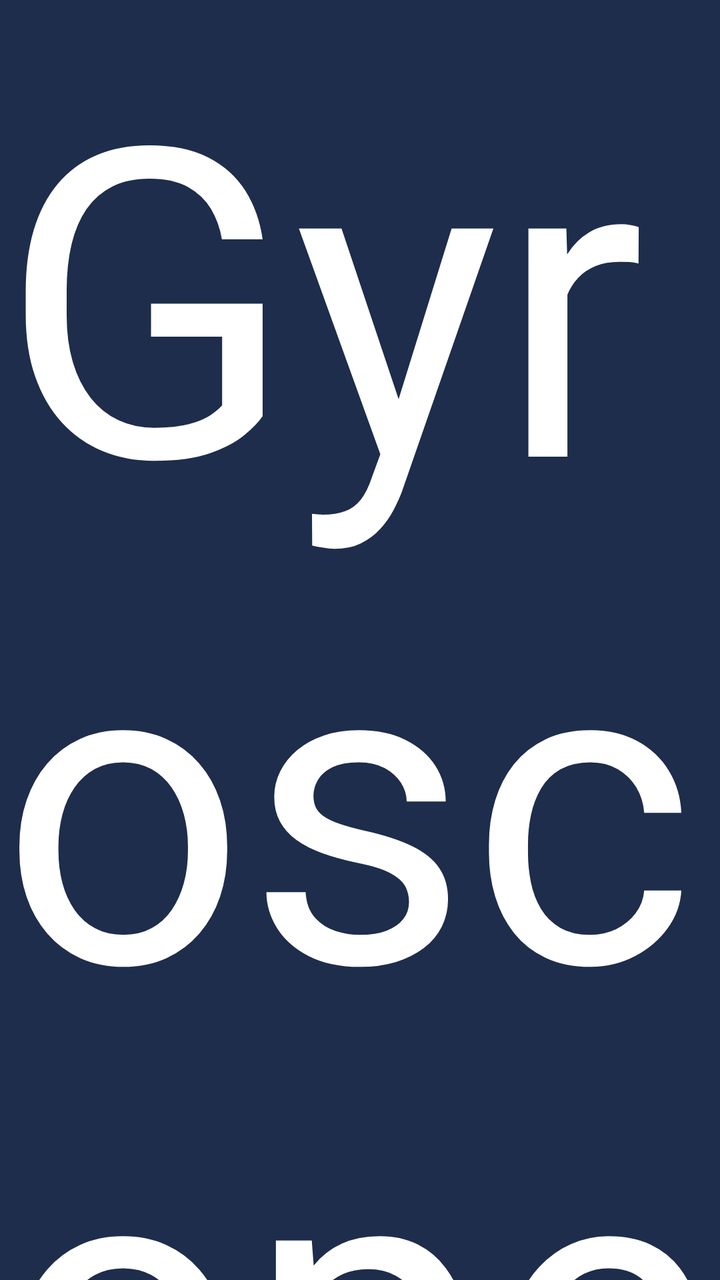
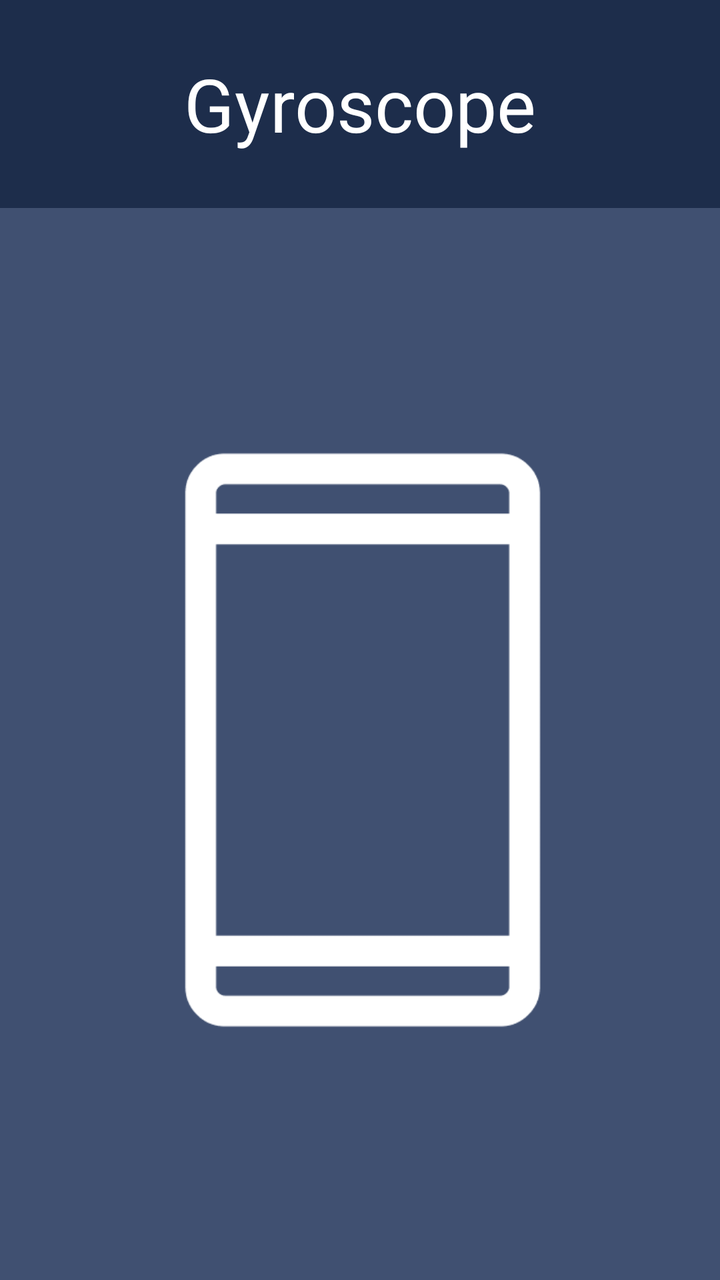

Before-and-after screenshots of an Android layout around one commit, followed by the original layout XML and the change that was made.
<!-- AndroidManifest.xml: activity theme NoTitle -->
<!-- res/layout/activity_gyroscope.xml -->
<?xml version="1.0" encoding="utf-8"?>
<androidx.constraintlayout.widget.ConstraintLayout xmlns:android="http://schemas.android.com/apk/res/android"
    xmlns:app="http://schemas.android.com/apk/res-auto"
    xmlns:tools="http://schemas.android.com/tools"
    android:layout_width="match_parent"
    android:layout_height="match_parent"
    android:background="@color/colorMain">

    <RelativeLayout
        android:id="@+id/relativeLayout2"
        android:layout_width="match_parent"
        android:layout_height="116mm"
        app:layout_constraintEnd_toEndOf="parent"
        app:layout_constraintStart_toStartOf="parent"
        app:layout_constraintTop_toTopOf="parent">

        <TextView
            android:layout_width="wrap_content"
            android:layout_height="wrap_content"
            android:layout_centerInParent="true"
            android:text="@string/gyroscope_name"
            android:textColor="@color/white"
            android:textSize="37mm" />

    </RelativeLayout>

    <LinearLayout
        android:layout_width="1080mm"
        android:layout_height="wrap_content"
        android:gravity="center"
        android:orientation="vertical"
        app:layout_constraintEnd_toEndOf="parent"
        app:layout_constraintHorizontal_bias="0.499"
        app:layout_constraintStart_toStartOf="parent"
        app:layout_constraintTop_toBottomOf="@+id/relativeLayout2"
        tools:ignore="MissingConstraints">

        <RelativeLayout
            android:layout_width="match_parent"
            android:layout_height="610mm"
            android:background="@drawable/selector_mode_bg">

            <ImageView
                android:id="@+id/image1"
                android:layout_width="300mm"
                android:layout_height="300mm"
                android:layout_centerVertical="true"
                android:src="@mipmap/arrow_left" />

            <ImageView
                android:layout_width="300mm"
                android:layout_height="300mm"
                android:layout_centerInParent="true"
                android:src="@mipmap/device" />

            <ImageView
                android:id="@+id/image2"
                android:layout_width="300mm"
                android:layout_height="300mm"
                android:layout_alignParentRight="true"
                android:layout_centerVertical="true"
                android:src="@mipmap/arrow_right" />

        </RelativeLayout>

        <TextView
            android:layout_width="wrap_content"
            android:layout_height="wrap_content"
            android:layout_marginTop="60mm"
            android:text="@string/expected_Passed"
            android:textColor="@color/white"
            android:textSize="25mm" />

        <RelativeLayout
            android:layout_width="870mm"
            android:layout_height="wrap_content"
            android:layout_marginTop="48mm"
            tools:ignore="MissingConstraints">


            <Button
                android:id="@+id/failure_bu"
                android:layout_width="121mm"
                android:layout_height="55mm"
                android:background="@drawable/r_button_bg"
                android:text="@string/Failed"
                android:textAllCaps="false"
                android:textColor="@color/white"
                android:textSize="21mm"
                tools:ignore="InOrMmUsage" />


            <Button
                android:id="@+id/through_bu"
                android:layout_width="121mm"
                android:layout_height="55mm"
                android:layout_alignParentEnd="true"
                android:background="@drawable/r_button_bg"
                android:text="@string/Passed"
                android:textAllCaps="false"
                android:textColor="@color/white"
                android:textSize="21mm"
                tools:ignore="InOrMmUsage" />


        </RelativeLayout>
    </LinearLayout>


</androidx.constraintlayout.widget.ConstraintLayout>
<!-- resources referenced by this layout -->
<resources>
  <color name="colorMain">#1D2D4B</color>
  <color name="white">#FFFFFFFF</color>
  <!-- drawable r_button_bg (drawable) -->
  <?xml version="1.0" encoding="utf-8"?>
  <shape
      xmlns:android="http://schemas.android.com/apk/res/android">
      
      <solid
          android:color="@color/colorMainButton" />
      
      <stroke
          android:width="1dp"
          android:color="@color/colorMainButton" />
      
      <size android:height="4mm"/>
      
      <corners
          android:radius="7dp"/>
  
  </shape>
  <!-- drawable selector_mode_bg (drawable) -->
  <?xml version="1.0" encoding="utf-8"?>
  <shape
      xmlns:android="http://schemas.android.com/apk/res/android">
      
      <solid
          android:color="@color/colorMainLight" />
      
      <stroke
      android:width="1dp"
      android:color="@color/colorMainLight" />
      
      <size android:height="4mm"/>
      
      <corners
          android:radius="11mm"/>
  
  </shape>
  <!-- mipmap arrow_left: png bitmap (mipmap-hdpi, 6667 bytes) -->
  <!-- mipmap arrow_right: png bitmap (mipmap-hdpi, 6627 bytes) -->
  <!-- mipmap device: png bitmap (mipmap-hdpi, 3937 bytes) -->
  <string name="Failed">Failed</string>
  <string name="Passed">Passed</string>
  <string name="expected_Passed">If the result is expected, click “Passed”, otherwise click “Failed”</string>
  <string name="gyroscope_name">Gyroscope</string>
  <style name="NoTitle" parent="Theme.AppCompat.Light.NoActionBar">
          <item name="colorPrimary">@color/colorMain</item>
          <item name="colorPrimaryDark">@color/colorMain</item>
          <item name="colorAccent">@color/colorMain</item>
          <item name="android:windowFullscreen">true</item>
          <item name="windowActionBar">false</item>
          <item name="windowNoTitle">true</item>
          <item name="android:textAppearanceListItemSmall">@style/listPopupWindow</item>
      </style>
  <color name="colorMainButton">#0091FF</color>
  <color name="colorMainLight">#405071</color>
  <style name="listPopupWindow">
          <item name="android:textSize">25mm</item>
          <item name="android:fontFamily">@font/montserrat_regular</item>
          <item name="android:textColor">@color/black</item>
      </style>
  <color name="black">#FF000000</color>
</resources>

<!-- the commit's change to res/layout/activity_gyroscope.xml (unified diff, before → after) -->
@@ -9,7 +9,7 @@
     <RelativeLayout
         android:id="@+id/relativeLayout2"
         android:layout_width="match_parent"
-        android:layout_height="116mm"
+        android:layout_height="104dp"
         app:layout_constraintEnd_toEndOf="parent"
         app:layout_constraintStart_toStartOf="parent"
         app:layout_constraintTop_toTopOf="parent">
@@ -20,12 +20,12 @@
             android:layout_centerInParent="true"
             android:text="@string/gyroscope_name"
             android:textColor="@color/white"
-            android:textSize="37mm" />
+            android:textSize="37dp" />
 
     </RelativeLayout>
 
     <LinearLayout
-        android:layout_width="1080mm"
+        android:layout_width="1080dp"
         android:layout_height="wrap_content"
         android:gravity="center"
         android:orientation="vertical"
@@ -37,26 +37,26 @@
 
         <RelativeLayout
             android:layout_width="match_parent"
-            android:layout_height="610mm"
+            android:layout_height="610dp"
             android:background="@drawable/selector_mode_bg">
 
             <ImageView
                 android:id="@+id/image1"
-                android:layout_width="300mm"
-                android:layout_height="300mm"
+                android:layout_width="300dp"
+                android:layout_height="300dp"
                 android:layout_centerVertical="true"
                 android:src="@mipmap/arrow_left" />
 
             <ImageView
-                android:layout_width="300mm"
-                android:layout_height="300mm"
+                android:layout_width="300dp"
+                android:layout_height="300dp"
                 android:layout_centerInParent="true"
                 android:src="@mipmap/device" />
 
             <ImageView
                 android:id="@+id/image2"
-                android:layout_width="300mm"
-                android:layout_height="300mm"
+                android:layout_width="300dp"
+                android:layout_height="300dp"
                 android:layout_alignParentRight="true"
                 android:layout_centerVertical="true"
                 android:src="@mipmap/arrow_right" />
@@ -66,41 +66,41 @@
         <TextView
             android:layout_width="wrap_content"
             android:layout_height="wrap_content"
-            android:layout_marginTop="60mm"
+            android:layout_marginTop="60dp"
             android:text="@string/expected_Passed"
             android:textColor="@color/white"
-            android:textSize="25mm" />
+            android:textSize="25dp" />
 
         <RelativeLayout
-            android:layout_width="870mm"
+            android:layout_width="870dp"
             android:layout_height="wrap_content"
-            android:layout_marginTop="48mm"
+            android:layout_marginTop="48dp"
             tools:ignore="MissingConstraints">
 
 
             <Button
                 android:id="@+id/failure_bu"
-                android:layout_width="121mm"
-                android:layout_height="55mm"
+                android:layout_width="121dp"
+                android:layout_height="55dp"
                 android:background="@drawable/r_button_bg"
                 android:text="@string/Failed"
                 android:textAllCaps="false"
                 android:textColor="@color/white"
-                android:textSize="21mm"
-                tools:ignore="InOrMmUsage" />
+                android:textSize="21dp"
+                tools:ignore="InOrdpUsage" />
 
 
             <Button
                 android:id="@+id/through_bu"
-                android:layout_width="121mm"
-                android:layout_height="55mm"
+                android:layout_width="121dp"
+                android:layout_height="55dp"
                 android:layout_alignParentEnd="true"
                 android:background="@drawable/r_button_bg"
                 android:text="@string/Passed"
                 android:textAllCaps="false"
                 android:textColor="@color/white"
-                android:textSize="21mm"
-                tools:ignore="InOrMmUsage" />
+                android:textSize="21dp"
+                tools:ignore="InOrdpUsage" />
 
 
         </RelativeLayout>
<!-- resource entries referenced after the edit -->
@@ -32,10 +32,10 @@
       android:width="1dp"
       android:color="@color/colorMainLight" />
       
-      <size android:height="4mm"/>
+      <size android:height="4dp"/>
       
       <corners
-          android:radius="11mm"/>
+          android:radius="11dp"/>
   
   </shape>
   <!-- mipmap arrow_left: png bitmap (mipmap-hdpi, 6667 bytes) -->
